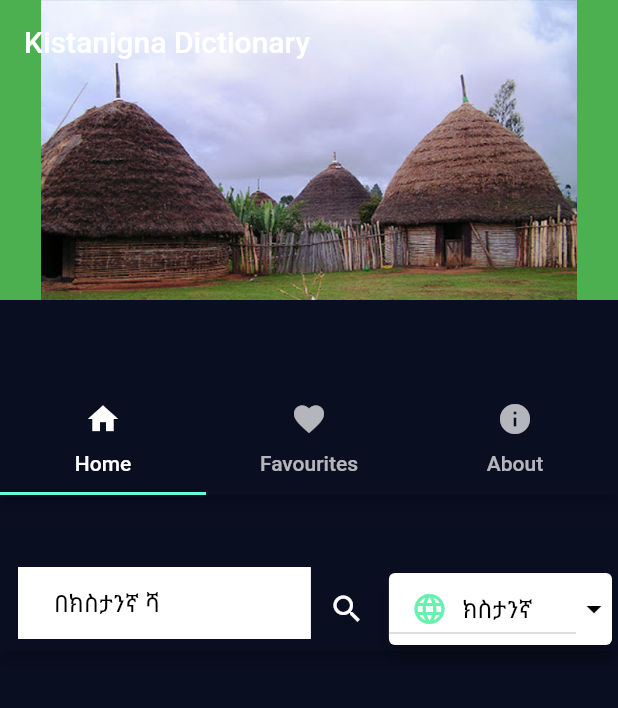
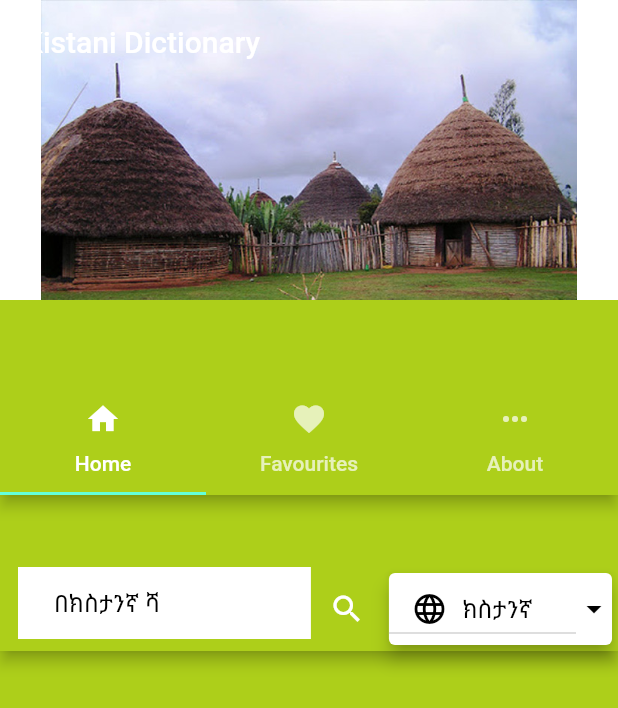
Before and after one commit to Bemhreth/Dictionary_app, a Flutter app: the screen it shows after launch, on a phone screen of 412 x 824 dp. Shown: the top 708 px of the screen. Run offline on Flutter 3.47's test engine with Material 2 defaults, Android fonts, the phone set to English and light mode, and no system bars; our stand-ins replace csv, splashscreen, sqflite; accounts and stored records are empty; network calls fail.

Commit message:
COLOR FIX

```diff
--- a/lib/component/imagerotater.dart
+++ b/lib/component/imagerotater.dart
@@ -18,7 +18,7 @@ class ImageRotaterState extends State<ImageRotater> {
 
   @override
   void initState() {
-  const oneSec = const Duration(seconds: 5); _timer = new Timer.periodic( oneSec, (Timer timer) => setState( () {
+  const oneSec = const Duration(seconds: 10); _timer = new Timer.periodic( oneSec, (Timer timer) => setState( () {
     _pos=_pos1.nextInt(15).toInt(); //
      }, ), );
     super.initState();
--- a/lib/main.dart
+++ b/lib/main.dart
@@ -5,6 +5,7 @@
 import 'package:dictionary_app/utility/dbconnection.dart';
 import 'package:dictionary_app/utility/dictionarymodel.dart';
 import 'package:splashscreen/splashscreen.dart';
+//import 'package:sk_onboarding_screen/sk_onboarding_screen.dart';
 
  void main() async{
   // WidgetsFlutterBinding.ensureInitialized();
@@ -14,6 +15,11 @@
 }
 
 class MyApp extends StatelessWidget {
+  List<String> images=[
+    'asset/welcome1.jpg',
+    'asset/welcome2.jpg',
+    'asset/welcome3.jpg',
+  ];
   static List<List<dynamic>> def;
   csvtolist() async{
 
@@ -46,8 +52,8 @@
     csvtolist();
     return MaterialApp(
       theme: ThemeData.dark().copyWith(
-      primaryColor: Color(0xFF0A0E21),
-      scaffoldBackgroundColor: Color(0xFF0A0E21),
+      primaryColor: Color(0xFFadcf1a),
+      scaffoldBackgroundColor: Color(0xFFadcf1a),
       ),
       home: new SplashScreen(
           seconds: 3,
--- a/lib/screen/input_page.dart
+++ b/lib/screen/input_page.dart
@@ -35,14 +35,12 @@
   ];
   @override
   Widget build(BuildContext context) {
-    //csvtolist();
     return CustomScrollView(
       slivers: <Widget>[
         SliverAppBar(
           pinned: true,
-
-          title:Text('Kistanigna Dictionary'),
-          backgroundColor: Colors.green,
+          title:Text('Kistani Dictionary'),
+          backgroundColor: Colors.white,
           expandedHeight: 200.0,
           flexibleSpace: FlexibleSpaceBar(
             background: ImageRotater(images),
@@ -57,22 +55,13 @@
                 child: Scaffold(
 
                   appBar: AppBar(
-//                    title: Card(
-//                      child: TextField(
-//                        decoration: InputDecoration(
-//                            border: InputBorder.none,
-//                            hintText: 'What are you looking for?'
-//                        ),
-//                      ),
-//                    ),
                     bottom: TabBar(
                       tabs: [
                         Tab(icon: Icon(Icons.home),text: 'Home', ),
                         Tab(icon: Icon(Icons.favorite), text: 'Favourites',),
-                        Tab(icon: Icon(Icons.info), text: 'About',),
+                        Tab(icon: Icon(Icons.more_horiz), text: 'About',),
                       ],
-                    ),
-                    // title: Text('Tabs Demo'),
+                    )
                   ),
                   body: TabBarView(
                     children: [
--- a/lib/screen/result_page.dart
+++ b/lib/screen/result_page.dart
@@ -28,9 +28,9 @@ class _ResultsPageState extends State<ResultsPage> {
 
   Item selectedUser;
   List<Item> users = <Item>[
-    const Item('ክስታንኛ',Icon(Icons.language,color: Colors.greenAccent,)),
-    const Item('አማርኛ',Icon(Icons.language,color:  Colors.greenAccent,)),
-    const Item('English',Icon(Icons.language,color:  Colors.greenAccent,)),
+    const Item('ክስታንኛ',Icon(Icons.language,color: Colors.black,)),
+    const Item('አማርኛ',Icon(Icons.language,color:  Colors.black,)),
+    const Item('English',Icon(Icons.language,color:  Colors.black,)),
   ];
   TextEditingController _controller = TextEditingController();
 
@@ -232,7 +232,7 @@ class _ResultsPageState extends State<ResultsPage> {
 
                                         title: Text(
                                           widget.Mainlanguage=='Kistanigna'?  all[index]['Kistanigna']: all[index][widget.Mainlanguage] + "(" + all[index]['Kistanigna'] +
-                                              ")", style: TextStyle(color: Colors.black),),
+                                              ")", style: TextStyle(color: Color(0xFF654321),fontWeight: FontWeight.bold),),
                                         onTap: () {
                                           showDialog(
                                             context: context,
@@ -250,7 +250,7 @@ class _ResultsPageState extends State<ResultsPage> {
 
                                       icon: Icon(
                                         all[index]['Favorite']!="0"? Icons.star : Icons.star_border,
-                                        color: all[index]['Favorite']!="0" ? Colors.red : Colors.black,
+                                        color: all[index]['Favorite']!="0" ? Color(0xFFFFA500) : Colors.black,
                                       ),
                                       onPressed: (){
 
@@ -298,7 +298,8 @@ class _ResultsPageState extends State<ResultsPage> {
   }
   Widget _buildAboutDialog(BuildContext context) {
     return new AlertDialog(
-      title: const Text('Definition'),
+      backgroundColor: Color(0xFFFF8C00),
+      title: const Text('Definition',style: TextStyle(color: Colors.black,fontWeight: FontWeight.bold),),
       content: new Column(
         mainAxisSize: MainAxisSize.min,
         crossAxisAlignment: CrossAxisAlignment.start,
@@ -313,7 +314,15 @@ class _ResultsPageState extends State<ResultsPage> {
             Navigator.of(context).pop();
           },
           textColor: Theme.of(context).primaryColor,
-          child: Card(elevation: 5,color: Colors.white,child: Text(widget.Mainlanguage=='English'?'Ok':'እሺ',style: const TextStyle(color: Color(0xFF111328)))),
+          child: Card(
+              elevation: 5,
+
+              color: Colors.white,
+              child: Text(
+                  widget.Mainlanguage=='English'?'Ok':'እሺ',
+                  style: const TextStyle(color: Color(0xFF111328))
+              )
+          ),
         ),
       ],
     );
@@ -321,13 +330,13 @@ class _ResultsPageState extends State<ResultsPage> {
   Widget _buildAboutText() {
     return new RichText(
       text: new TextSpan(
-        text: widget.language1+'\n\n',
-        style: const TextStyle(color: Colors.white),
+        text: "አማርኛ: "+widget.language1+'\n\n',
+        style: const TextStyle(color: Colors.black),
         children: <TextSpan>[
-          TextSpan(text:widget.language2+'\n\n\n',style: TextStyle(color: Colors.white)),
+          TextSpan(text:"English: "+widget.language2+'\n\n\n',style: TextStyle(color: Colors.black)),
 
           TextSpan(
-              text:widget.definition,style: TextStyle(color: Colors.white)
+              text:widget.definition,style: TextStyle(color: Colors.black)
           ),
 
           const TextSpan(text: '.'),
--- a/pubspec.yaml
+++ b/pubspec.yaml
@@ -26,6 +26,7 @@ dependencies:
   sqflite: any
   splashscreen: any
   csv: ^4.1.0
+  sk_onboarding_screen: ^1.0.1
 
 
   # The following adds the Cupertino Icons font to your application.
```
Also changed, not shown: pubspec.lock, 5 other files.
